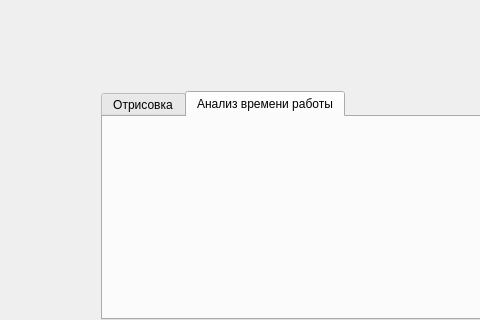
Before: the Qt Designer form laba5/mainwindow.ui in moskovets/comp_graphic, drawn with Qt 5; both pictures show x 0 to 480 and y 0 to 320 of the 762 by 497 pixel window.
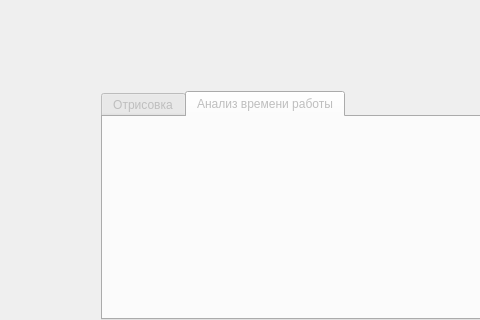
After: the same form once the commit is applied. The open tabs and pages were chosen to show the change.

What changed in the file:
```diff
--- a/laba5/mainwindow.ui
+++ b/laba5/mainwindow.ui
@@ -26,6 +26,9 @@
     <layout class="QVBoxLayout" name="mainLayout">
      <item>
       <widget class="QTabWidget" name="tabWidget">
+       <property name="enabled">
+        <bool>false</bool>
+       </property>
        <property name="currentIndex">
         <number>0</number>
        </property>
```
Left out of the diff: 3 changed lines with no effect on the pictures.
